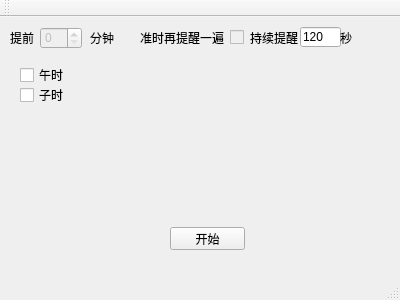
Qt form TimeClockLite/mainwindow.ui (kpvt001/WuXiaGameAssist_PreVersion0_1) before a commit.
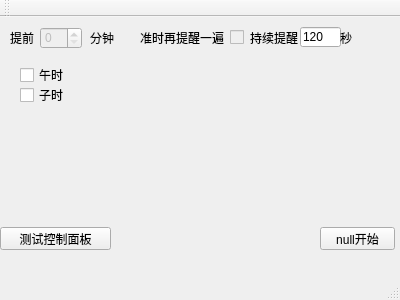
The same form after that commit.

```diff
--- a/TimeClockLite/mainwindow.ui
+++ b/TimeClockLite/mainwindow.ui
@@ -123,14 +123,14 @@
    <widget class="QPushButton" name="startPushButton">
     <property name="geometry">
      <rect>
-      <x>170</x>
+      <x>320</x>
       <y>210</y>
       <width>75</width>
       <height>23</height>
      </rect>
     </property>
     <property name="text">
-     <string>开始</string>
+     <string>null开始</string>
     </property>
    </widget>
    <widget class="QLabel" name="label_4">
@@ -172,6 +172,19 @@
      <string>秒</string>
     </property>
    </widget>
+   <widget class="QPushButton" name="pushButton">
+    <property name="geometry">
+     <rect>
+      <x>0</x>
+      <y>210</y>
+      <width>111</width>
+      <height>23</height>
+     </rect>
+    </property>
+    <property name="text">
+     <string>测试控制面板</string>
+    </property>
+   </widget>
   </widget>
   <widget class="QMenuBar" name="menuBar">
    <property name="geometry">
```
